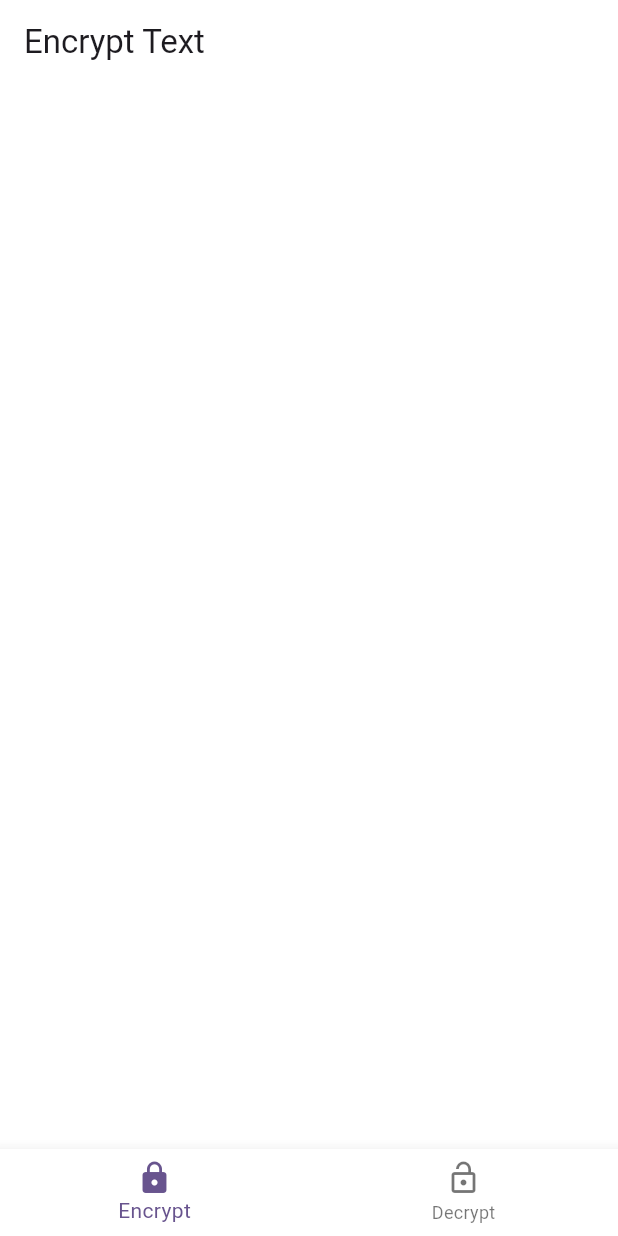
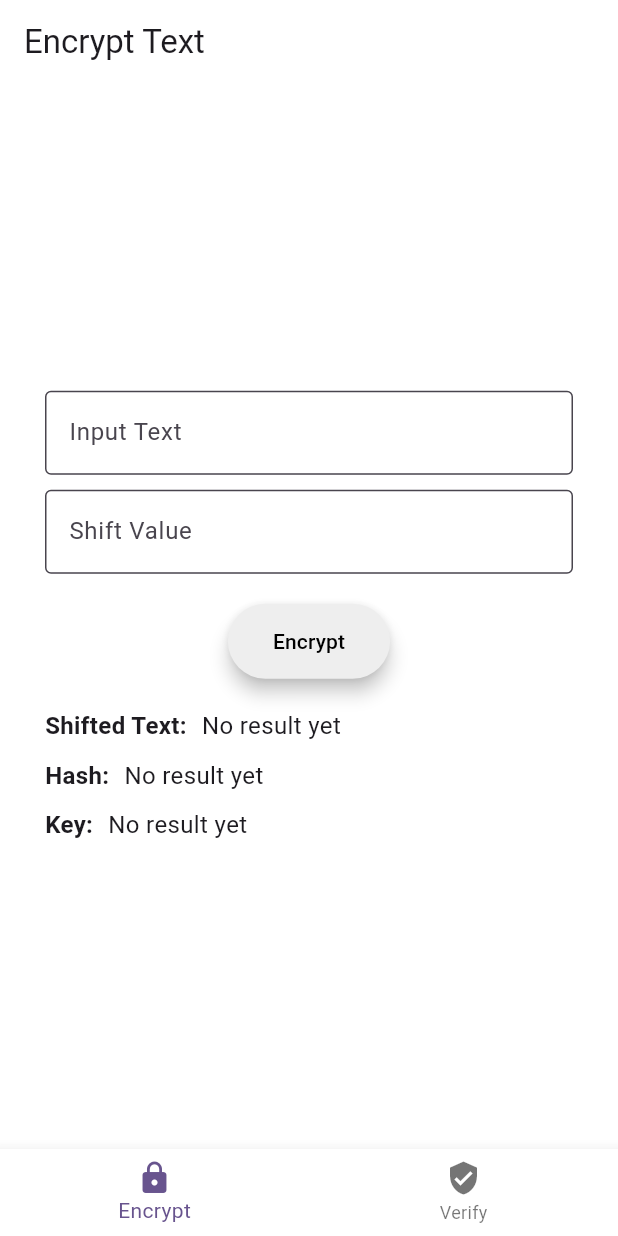
Before and after one commit to Fizz02/shiftcipher, a Flutter app: the screen it shows after launch, on a phone screen of 412 x 824 dp. Run offline on Flutter 3.47's test engine with Material 3 defaults, Android fonts, the phone set to English and light mode, and no system bars.

Commit message:
+ Enhanced Encryption

```diff
--- a/lib/home.dart
+++ b/lib/home.dart
@@ -1,3 +1,7 @@
+import 'dart:convert';
+import 'dart:math';
+
+import 'package:crypto/crypto.dart';
 import 'package:flutter/material.dart';
 
 class Home extends StatefulWidget {
@@ -10,12 +14,34 @@ class Home extends StatefulWidget {
 class _HomeState extends State<Home> {
   final TextEditingController _input = TextEditingController();
   final TextEditingController _shift = TextEditingController();
+  final TextEditingController _hashController =
+      TextEditingController(); // For verification
+  final TextEditingController _keyController =
+      TextEditingController(); // For verification
   String _output = ""; // To store the result (encrypted or decrypted)
+  String _generatedHash = ""; // Store generated hash
+  String _generatedKey = ""; // Store generated key
   int _currentIndex = 0; // To track the selected tab
 
-  /// Function to perform Shift Cipher encryption
-  String encrypt(String text, int shift) {
-    shift = shift % 26; // Ensure the shift is within 0-25
+  /// Generate a random key
+  String generateRandomKey() {
+    final random = Random();
+    final keyBytes =
+        List<int>.generate(16, (_) => random.nextInt(256)); // 16 bytes key
+    return base64UrlEncode(keyBytes);
+  }
+
+  /// Perform HMAC-SHA256 hash
+  String createHash(String text, String key) {
+    final keyBytes = utf8.encode(key);
+    final inputBytes = utf8.encode(text);
+    final hmac = Hmac(sha256, keyBytes); // Create HMAC-SHA256 instance
+    final digest = hmac.convert(inputBytes);
+    return base64UrlEncode(digest.bytes); // Return hash in base64 encoding
+  }
+
+  /// Apply shift cipher to the text
+  String applyShiftCipher(String text, int shift) {
     return text.split('').map((char) {
       if (RegExp(r'[a-z]').hasMatch(char)) {
         return String.fromCharCode(
@@ -28,29 +54,43 @@ class _HomeState extends State<Home> {
     }).join();
   }
 
-  /// Function to perform Shift Cipher decryption
-  String decrypt(String text, int shift) {
-    shift = shift % 26; // Ensure the shift is within 0-25
-    return text.split('').map((char) {
-      if (RegExp(r'[a-z]').hasMatch(char)) {
-        return String.fromCharCode(
-            ((char.codeUnitAt(0) - 97 - shift + 26) % 26) + 97);
-      } else if (RegExp(r'[A-Z]').hasMatch(char)) {
-        return String.fromCharCode(
-            ((char.codeUnitAt(0) - 65 - shift + 26) % 26) + 65);
-      }
-      return char; // Return non-alphabet characters as-is
-    }).join();
+  /// Encrypt with shift cipher and generate hash
+  void encryptWithShiftAndHash(String text, int shift) {
+    // Apply the shift cipher
+    final shiftedText = applyShiftCipher(text, shift);
+    // Generate a random key
+    final randomKey = generateRandomKey();
+    _generatedKey = randomKey; // Store the generated key
+    // Generate hash
+    final hash = createHash(shiftedText, randomKey);
+    _generatedHash = hash; // Store the generated hash
+    _output = shiftedText; // Store the encrypted (shifted) text for display
   }
 
-  /// Function to handle encryption or decryption based on the selected tab
+  /// Verify hash
+  String verifyHash(String hash, String key, String shiftedText) {
+    // Verify hash
+    final computedHash = createHash(shiftedText, key);
+    if (computedHash != hash) {
+      return "Hash verification failed! Data may have been tampered with.";
+    }
+    return "Hash verified successfully! Data is intact.";
+  }
+
+  /// Handle encryption or verification
   void _processText() {
     final int shiftValue = int.tryParse(_shift.text) ?? 0;
     setState(() {
       if (_currentIndex == 0) {
-        _output = encrypt(_input.text, shiftValue);
+        // Encrypt
+        encryptWithShiftAndHash(_input.text, shiftValue);
       } else {
-        _output = decrypt(_input.text, shiftValue);
+        // Verify
+        _output = verifyHash(
+          _hashController.text,
+          _keyController.text,
+          _input.text,
+        );
       }
     });
   }
@@ -60,14 +100,15 @@ class _HomeState extends State<Home> {
     return Scaffold(
       appBar: AppBar(
         backgroundColor: Colors.white,
-        title: Text(_currentIndex == 0 ? 'Encrypt Text' : 'Decrypt Text'),
+        title: Text(_currentIndex == 0 ? 'Encrypt Text' : 'Verify Hash'),
       ),
       backgroundColor: Colors.white,
       body: Padding(
-        padding: const EdgeInsets.symmetric(vertical: 20.0, horizontal: 400),
+        padding: const EdgeInsets.symmetric(vertical: 20.0, horizontal: 30),
         child: Column(
           mainAxisAlignment: MainAxisAlignment.center,
           children: [
+            if (_currentIndex == 0) ...[
               TextField(
                 controller: _input,
                 decoration: const InputDecoration(
@@ -102,25 +143,123 @@ class _HomeState extends State<Home> {
                     borderRadius: BorderRadius.circular(30),
                   ),
                 ),
-              child: Text(_currentIndex == 0 ? 'Encrypt' : 'Decrypt'),
+                child: const Text('Encrypt'),
               ),
               const SizedBox(height: 20),
+              Row(
+                crossAxisAlignment: CrossAxisAlignment.start,
+                children: [
+                  const Text(
+                    'Shifted Text:',
+                    style: TextStyle(fontSize: 16, fontWeight: FontWeight.bold),
+                  ),
+                  const SizedBox(width: 10),
+                  Expanded(
+                    child: SelectableText(
+                      _output.isEmpty ? "No result yet" : _output,
+                      style: const TextStyle(fontSize: 16),
+                    ),
+                  ),
+                ],
+              ),
+              const SizedBox(height: 10),
+              Row(
+                crossAxisAlignment: CrossAxisAlignment.start,
+                children: [
+                  const Text(
+                    'Hash:',
+                    style: TextStyle(fontSize: 16, fontWeight: FontWeight.bold),
+                  ),
+                  const SizedBox(width: 10),
+                  Expanded(
+                    child: SelectableText(
+                      _generatedHash.isEmpty ? "No result yet" : _generatedHash,
+                      style: const TextStyle(fontSize: 16),
+                    ),
+                  ),
+                ],
+              ),
+              const SizedBox(height: 10),
+              Row(
+                crossAxisAlignment: CrossAxisAlignment.start,
+                children: [
+                  const Text(
+                    'Key:',
+                    style: TextStyle(fontSize: 16, fontWeight: FontWeight.bold),
+                  ),
+                  const SizedBox(width: 10),
+                  Expanded(
+                    child: SelectableText(
+                      _generatedKey.isEmpty ? "No result yet" : _generatedKey,
+                      style: const TextStyle(fontSize: 16),
+                    ),
+                  ),
+                ],
+              ),
+            ] else ...[
+              TextField(
+                controller: _input,
+                decoration: const InputDecoration(
+                  labelText: 'Shifted Text',
+                  border: OutlineInputBorder(),
+                  filled: true,
+                  fillColor: Colors.white54,
+                ),
+              ),
+              const SizedBox(height: 10),
+              TextField(
+                controller: _hashController,
+                decoration: const InputDecoration(
+                  labelText: 'Hash',
+                  border: OutlineInputBorder(),
+                  filled: true,
+                  fillColor: Colors.white54,
+                ),
+              ),
+              const SizedBox(height: 10),
+              TextField(
+                controller: _keyController,
+                decoration: const InputDecoration(
+                  labelText: 'Key',
+                  border: OutlineInputBorder(),
+                  filled: true,
+                  fillColor: Colors.white54,
+                ),
+              ),
+              const SizedBox(height: 20),
+              ElevatedButton(
+                onPressed: _processText,
+                style: ElevatedButton.styleFrom(
+                  foregroundColor: Colors.black,
+                  backgroundColor: Colors.grey[200],
+                  shadowColor: Colors.black,
+                  elevation: 5,
+                  padding:
+                      const EdgeInsets.symmetric(horizontal: 30, vertical: 15),
+                  shape: RoundedRectangleBorder(
+                    borderRadius: BorderRadius.circular(30),
+                  ),
+                ),
+                child: const Text('Verify'),
+              ),
+              const SizedBox(height: 20),
+              Row(
+                crossAxisAlignment: CrossAxisAlignment.start,
+                children: [
                   const Text(
                     'Result:',
-              style: TextStyle(fontSize: 18, fontWeight: FontWeight.bold),
+                    style: TextStyle(fontSize: 16, fontWeight: FontWeight.bold),
                   ),
-            const SizedBox(height: 10),
-            Container(
-              padding: const EdgeInsets.all(10.0),
-              decoration: BoxDecoration(
-                color: Colors.white,
-                borderRadius: BorderRadius.circular(10),
-              ),
+                  const SizedBox(width: 10),
+                  Expanded(
                     child: SelectableText(
                       _output.isEmpty ? "No result yet" : _output,
-                style: const TextStyle(fontSize: 18),
+                      style: const TextStyle(fontSize: 16),
                     ),
                   ),
+                ],
+              ),
+            ],
           ],
         ),
       ),
@@ -130,7 +269,11 @@ class _HomeState extends State<Home> {
         onTap: (index) {
           setState(() {
             _currentIndex = index;
-            _output = ""; // Clear the output when switching tabs
+            _output = "";
+            _input.text = ''; // Clear the input and output when switching tabs
+            _hashController.clear();
+            _keyController.clear();
+            _shift.clear();
           });
         },
         items: const [
@@ -139,8 +282,8 @@ class _HomeState extends State<Home> {
             label: 'Encrypt',
           ),
           BottomNavigationBarItem(
-            icon: Icon(Icons.lock_open),
-            label: 'Decrypt',
+            icon: Icon(Icons.verified_user),
+            label: 'Verify',
           ),
         ],
       ),
--- a/pubspec.yaml
+++ b/pubspec.yaml
@@ -35,6 +35,8 @@ dependencies:
   # The following adds the Cupertino Icons font to your application.
   # Use with the CupertinoIcons class for iOS style icons.
   cupertino_icons: ^1.0.8
+  encrypt: ^5.0.0
+  crypto: ^3.0.6
 
 dev_dependencies:
   flutter_test:
```
Also changed, not shown: pubspec.lock, 1 other file. Lines whose indentation alone changed are shown as unchanged.
